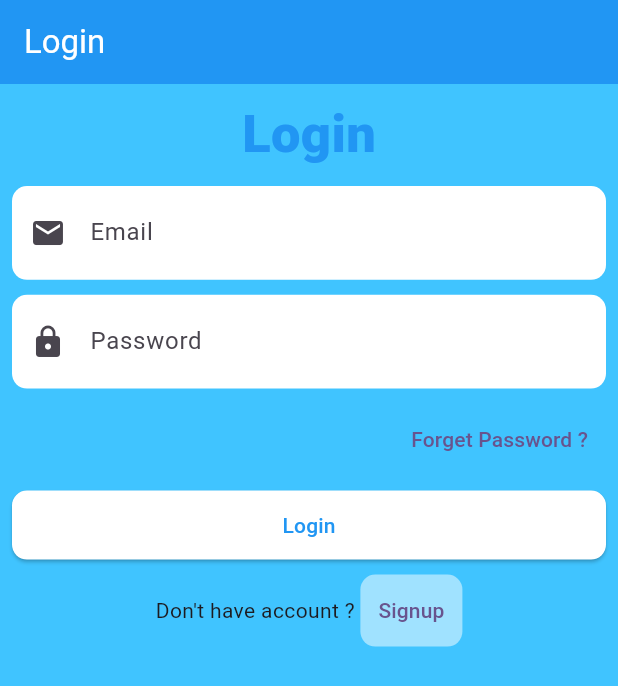
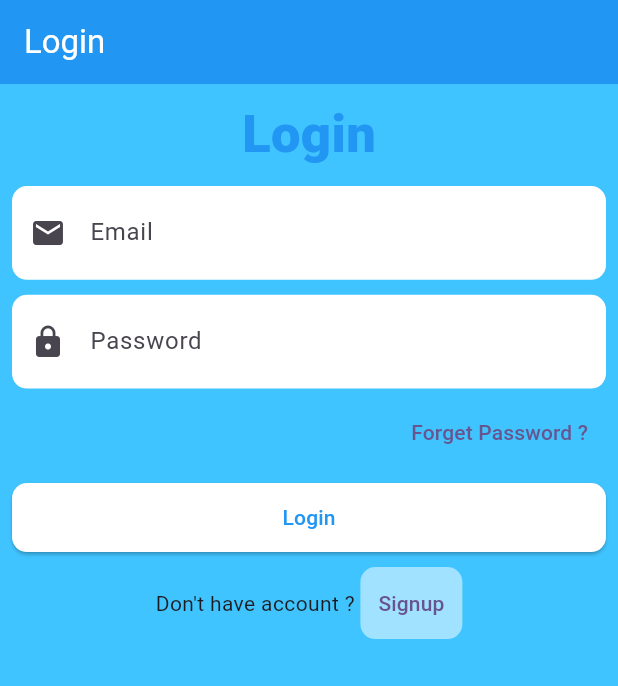
Before and after one commit to AbRehman536/tahir_frontend, a Flutter app: the screen it shows after launch, on a phone screen of 412 x 824 dp. Shown: the top 686 px of the screen. Run offline on Flutter 3.47's test engine with Material 3 defaults, Android fonts, the light colour scheme and no system bars.

Commit message:
TextFields done

```diff
--- a/lib/textField.dart
+++ b/lib/textField.dart
@@ -61,7 +61,7 @@ class _LoginState extends State<Login> {
             ),
 
             ),
-            SizedBox(height: 10,),
+            SizedBox(height: 5,),
             Align(
               alignment: Alignment.centerRight,
                 child: TextButton(onPressed: (){}, child: Text("Forget Password ?"))),
```
